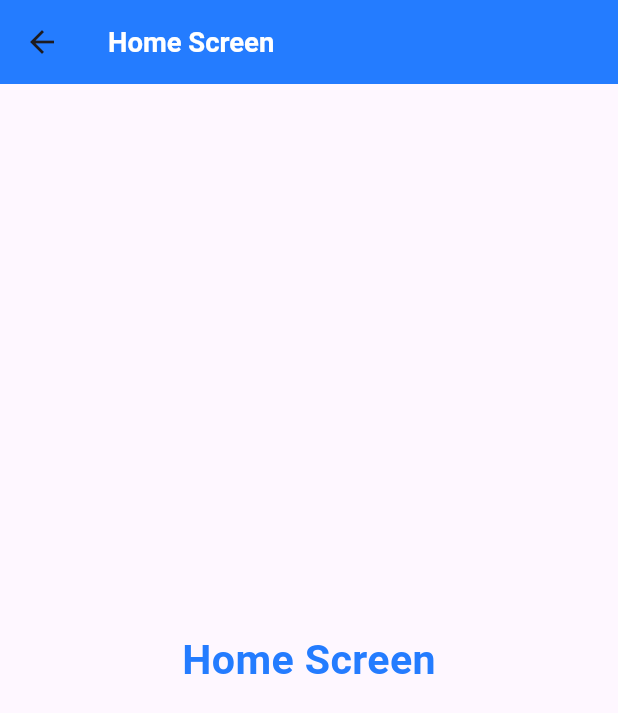
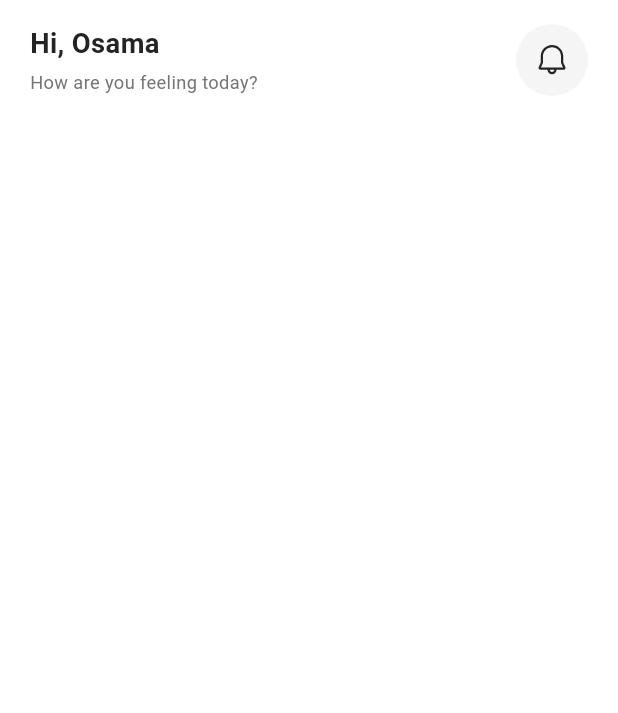
Before and after one commit to OsamaHamad123/flutter_advanced_course, a Flutter app: the HomeScreen screen opened directly, on a phone screen of 412 x 824 dp. Shown: the top 713 px of the screen. Run offline on Flutter 3.47's test engine with Material 3 defaults, Android fonts, the phone set to English and light mode, and no system bars; our stand-ins replace bloc, dio, firebase_core, flutter_bloc, flutter_screenutil, flutter_svg and 4 more; accounts and stored records are empty; generated files the repository leaves out were written again.

Commit message:
-added home screen - add app ber in top home screen -added color in color manegar soft light -added fonts in AppTextStyle

```diff
--- a/lib/core/theming/colors.dart
+++ b/lib/core/theming/colors.dart
@@ -9,4 +9,5 @@ class ColorsManegar {
   static const Color lightGrey = Color.fromARGB(255, 161, 148, 148);
   static const Color darkBlue = Color(0xff242424);
   static const Color moreLightGrey = Color(0xffFDFDFF);
+  static const Color softLight = Color(0xffF5F5F5);
 }
--- a/lib/core/theming/styles.dart
+++ b/lib/core/theming/styles.dart
@@ -3,7 +3,7 @@ import 'package:doc_doc_app/core/theming/font_weight_helper.dart';
 import 'package:flutter/material.dart';
 import 'package:flutter_screenutil/flutter_screenutil.dart';
 
-class FontStyles {
+class AppTextStyle {
   static final TextStyle font24blackBold = TextStyle(
     fontSize: 32.sp,
     fontWeight: FontWeightHelper.bold,
@@ -75,4 +75,15 @@ class FontStyles {
     fontWeight: FontWeightHelper.semiBold,
     color: ColorsManegar.mainBlue,
   );
+
+  static final TextStyle font18DarkBlueBold = TextStyle(
+    fontSize: 18.sp,
+    fontWeight: FontWeightHelper.bold,
+    color: ColorsManegar.darkBlue,
+  );
+  static final TextStyle font12GreyRegular = TextStyle(
+    fontSize: 12.sp,
+    fontWeight: FontWeightHelper.regular,
+    color: ColorsManegar.grey,
+  );
 }
--- a/lib/core/widgets/app_text_form_field.dart
+++ b/lib/core/widgets/app_text_form_field.dart
@@ -61,13 +61,13 @@ class AppTextFormField extends StatelessWidget {
           borderSide: const BorderSide(color: Colors.red, width: 1.3),
         ),
         hintText: hintText,
-        hintStyle: hintStyle ?? FontStyles.font14LightGreyRegular,
+        hintStyle: hintStyle ?? AppTextStyle.font14LightGreyRegular,
         suffixIcon: suffixIcon ?? null,
         fillColor: backgroundColor ?? ColorsManegar.moreLightGrey,
         filled: true,
       ),
       obscureText: isObscureText ?? false,
-      style: FontStyles.font14DarkBlueMedium,
+      style: AppTextStyle.font14DarkBlueMedium,
     );
   }
 }
--- a/lib/features/home/ui/views/home_screen.dart
+++ b/lib/features/home/ui/views/home_screen.dart
@@ -1,5 +1,4 @@
-import 'package:doc_doc_app/core/theming/colors.dart';
-import 'package:doc_doc_app/core/theming/styles.dart';
+import 'package:doc_doc_app/features/home/ui/views/widgets/home_top_bar.dart';
 import 'package:flutter/material.dart';
 
 class HomeScreen extends StatelessWidget {
@@ -8,12 +7,17 @@ class HomeScreen extends StatelessWidget {
   @override
   Widget build(BuildContext context) {
     return Scaffold(
-      appBar: AppBar(
-        title: Text('Home Screen', style: FontStyles.font16WhiteSemiBold),
-        backgroundColor: ColorsManegar.mainBlue,
-      ),
-      body: Center(
-        child: Text('Home Screen', style: FontStyles.font24blueBold),
+      backgroundColor: Colors.white,
+      body: SafeArea(
+        child: Container(
+          width: double.infinity,
+          margin: const EdgeInsets.fromLTRB(20, 16, 20, 28),
+
+          child: Column(
+            crossAxisAlignment: CrossAxisAlignment.start,
+            children: [const HomeTopBar()],
+          ),
+        ),
       ),
     );
   }
--- /dev/null
+++ b/lib/features/home/ui/views/widgets/home_top_bar.dart
@@ -0,0 +1,33 @@
+import 'package:doc_doc_app/core/theming/colors.dart';
+import 'package:doc_doc_app/core/theming/styles.dart';
+import 'package:flutter/material.dart';
+import 'package:flutter_svg/flutter_svg.dart';
+
+class HomeTopBar extends StatelessWidget {
+  const HomeTopBar({super.key});
+
+  @override
+  Widget build(BuildContext context) {
+    return Row(
+      children: [
+        Column(
+          crossAxisAlignment: CrossAxisAlignment.start,
+          children: [
+            Text('Hi, Osama', style: AppTextStyle.font18DarkBlueBold),
+            SizedBox(height: 4),
+            Text(
+              'How are you feeling today?',
+              style: AppTextStyle.font12GreyRegular,
+            ),
+          ],
+        ),
+        Spacer(),
+        CircleAvatar(
+          radius: 24,
+          backgroundColor: ColorsManegar.softLight,
+          child: SvgPicture.asset('assets/svgs/alert_home_notification.svg'),
+        ),
+      ],
+    );
+  }
+}
--- a/lib/features/login/ui/view/widgets/dont_have_an_account_text.dart
+++ b/lib/features/login/ui/view/widgets/dont_have_an_account_text.dart
@@ -14,12 +14,12 @@ class DontHaveAnAcounttext extends StatelessWidget {
         children: [
           TextSpan(
             text: 'Don\'t have an account? ',
-            style: FontStyles.font13DarkBlueRegular,
+            style: AppTextStyle.font13DarkBlueRegular,
           ),
 
           TextSpan(
             text: 'Sign Up',
-            style: FontStyles.font13bluesemiBold,
+            style: AppTextStyle.font13bluesemiBold,
             recognizer: TapGestureRecognizer()
               ..onTap = () {
                 context.pushNamed(Routes.signUp);
--- a/lib/features/login/ui/view/widgets/login_bloc_lisiner.dart
+++ b/lib/features/login/ui/view/widgets/login_bloc_lisiner.dart
@@ -46,11 +46,11 @@ class LoginBlocLisiner extends StatelessWidget {
       context: context,
       builder: (context) => AlertDialog(
         icon: const Icon(Icons.error, color: Colors.red, size: 32),
-        content: Text(error, style: FontStyles.font15DarkBlueMedium),
+        content: Text(error, style: AppTextStyle.font15DarkBlueMedium),
         actions: [
           TextButton(
             onPressed: () => context.pop(),
-            child: Text('Go it', style: FontStyles.font14BlueSemiBold),
+            child: Text('Go it', style: AppTextStyle.font14BlueSemiBold),
           ),
         ],
       ),
--- a/lib/features/login/ui/view/widgets/password_validations.dart
+++ b/lib/features/login/ui/view/widgets/password_validations.dart
@@ -60,7 +60,7 @@ class PasswordValidations extends StatelessWidget {
         horizontalSpace(6),
         Text(
           text,
-          style: FontStyles.font13DarkBlueRegular.copyWith(
+          style: AppTextStyle.font13DarkBlueRegular.copyWith(
             decoration: ok ? TextDecoration.lineThrough : TextDecoration.none,
             decorationColor: Colors.green,
             decorationThickness: 2,
--- a/lib/features/onboarding/onboarding_screen.dart
+++ b/lib/features/onboarding/onboarding_screen.dart
@@ -31,7 +31,7 @@ class OnboardingScreen extends StatelessWidget {
                         Text(
                           'Manage and schedule all of your medical appointments easily with Docdoc to get a new experience.',
                           textAlign: TextAlign.center,
-                          style: FontStyles.font13greyRegular,
+                          style: AppTextStyle.font13greyRegular,
                         ),
                         SizedBox(height: 30.h),
                         const GetStartedButton(),
--- a/lib/features/onboarding/widgets/doc_logo_and_name.dart
+++ b/lib/features/onboarding/widgets/doc_logo_and_name.dart
@@ -15,7 +15,7 @@ class DocLogoAndName extends StatelessWidget {
         // Replace with your logo image
         SvgPicture.asset('assets/svgs/docdoc_logo.svg', height: 50, width: 50),
         SizedBox(width: 10.w),
-        Text('Doc App', style: FontStyles.font24blackBold),
+        Text('Doc App', style: AppTextStyle.font24blackBold),
       ],
     );
   }
--- a/lib/features/onboarding/widgets/doctor_image_and_text.dart
+++ b/lib/features/onboarding/widgets/doctor_image_and_text.dart
@@ -27,7 +27,7 @@ class DoctorImageAndText extends StatelessWidget {
           child: Text(
             'Best Doctor \n Appointment App',
             textAlign: TextAlign.center,
-            style: FontStyles.font32bluekBold.copyWith(height: 1.4),
+            style: AppTextStyle.font32bluekBold.copyWith(height: 1.4),
           ),
         ),
       ],
--- a/lib/features/onboarding/widgets/get_started_button.dart
+++ b/lib/features/onboarding/widgets/get_started_button.dart
@@ -21,7 +21,7 @@ class GetStartedButton extends StatelessWidget {
       onPressed: () {
         context.pushNamed(Routes.login);
       },
-      child: Text('Get Started', style: FontStyles.font16WhiteSemiBold),
+      child: Text('Get Started', style: AppTextStyle.font16WhiteSemiBold),
     );
   }
 }
--- a/lib/features/sign_up/ui/signup_screen.dart
+++ b/lib/features/sign_up/ui/signup_screen.dart
@@ -24,11 +24,11 @@ class SignupScreen extends StatelessWidget {
               crossAxisAlignment: CrossAxisAlignment.start,
 
               children: [
-                Text('Create Account', style: FontStyles.font24blueBold),
+                Text('Create Account', style: AppTextStyle.font24blueBold),
                 verticalSpace(8),
                 Text(
                   'Sign up now and start exploring all that our app has to offer. We\'re excited to welcome you to our community!',
-                  style: FontStyles.font14blueRegular,
+                  style: AppTextStyle.font14blueRegular,
                 ),
                 verticalSpace(36),
                 Column(
@@ -37,7 +37,7 @@ class SignupScreen extends StatelessWidget {
                     verticalSpace(16),
                     AppTextButton(
                       buttonText: 'Create Account',
-                      textStyle: FontStyles.font16WhiteSemiBold,
+                      textStyle: AppTextStyle.font16WhiteSemiBold,
                       onPressed: () {
                         validateThenDoSignup(context);
                       },
--- a/lib/features/sign_up/ui/views/widgets/already_have_account_text.dart
+++ b/lib/features/sign_up/ui/views/widgets/already_have_account_text.dart
@@ -14,11 +14,11 @@ class AlreadyHaveAccountText extends StatelessWidget {
         children: [
           TextSpan(
             text: 'Already have an account? ',
-            style: FontStyles.font13DarkBlueRegular,
+            style: AppTextStyle.font13DarkBlueRegular,
           ),
           TextSpan(
             text: 'Sign In',
-            style: FontStyles.font13bluesemiBold,
+            style: AppTextStyle.font13bluesemiBold,
             recognizer: TapGestureRecognizer()
               ..onTap = () {
                 context.pushNamed(Routes.login);
--- a/lib/features/sign_up/ui/views/widgets/signup_bloc_listener.dart
+++ b/lib/features/sign_up/ui/views/widgets/signup_bloc_listener.dart
@@ -46,11 +46,11 @@ class SignupBlocListener extends StatelessWidget {
       context: context,
       builder: (context) => AlertDialog(
         icon: const Icon(Icons.error, color: Colors.red, size: 32),
-        content: Text(error, style: FontStyles.font15DarkBlueMedium),
+        content: Text(error, style: AppTextStyle.font15DarkBlueMedium),
         actions: [
           TextButton(
             onPressed: () => context.pop(),
-            child: Text('Close', style: FontStyles.font14BlueSemiBold),
+            child: Text('Close', style: AppTextStyle.font14BlueSemiBold),
           ),
         ],
       ),
--- a/lib/features/sign_up/ui/views/widgets/signup_form.dart
+++ b/lib/features/sign_up/ui/views/widgets/signup_form.dart
@@ -27,11 +27,11 @@ class _SignupFormState extends State<SignupForm> {
       context: context,
       builder: (context) => AlertDialog(
         icon: const Icon(Icons.error, color: Colors.red, size: 32),
-        content: Text(error, style: FontStyles.font15DarkBlueMedium),
+        content: Text(error, style: AppTextStyle.font15DarkBlueMedium),
         actions: [
           TextButton(
             onPressed: () => context.pop(),
-            child: Text('Got it', style: FontStyles.font14BlueSemiBold),
+            child: Text('Got it', style: AppTextStyle.font14BlueSemiBold),
           ),
         ],
       ),
```
Also changed, not shown: lib/features/login/ui/view/login_screen.dart (+4 -4 lines), lib/features/login/ui/view/widgets/term_and_condition_text.dart (+4 -4 lines), lib/main.dart (deleted, +0 -122 lines), assets/svgs/alert_home_notification.svg (added).
